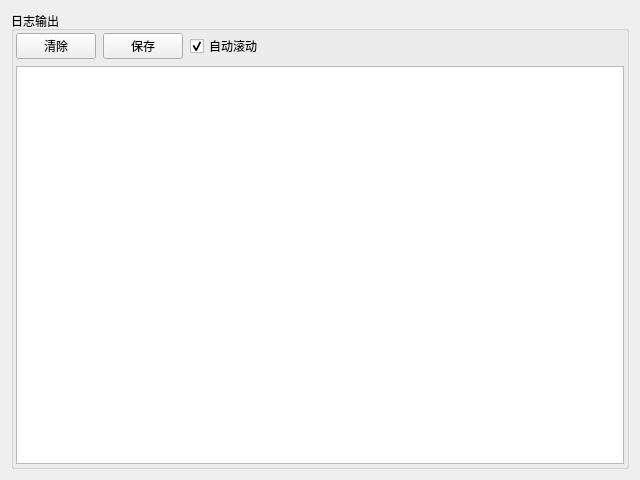
The window that ui/widgetlogger.ui (632-8nm/LightFieldLab) describes before a commit, drawn with Qt 5.
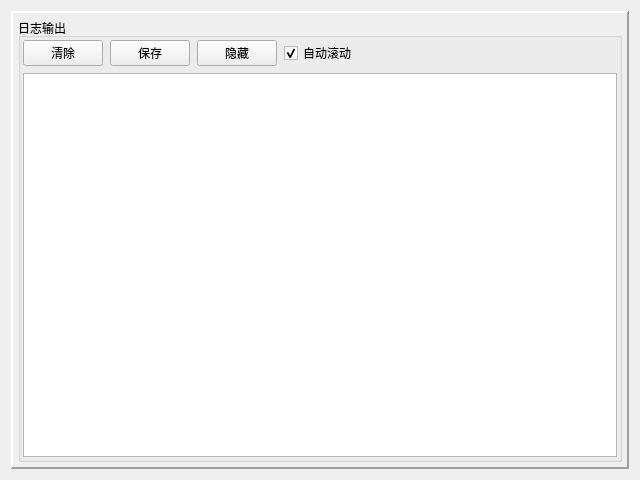
The same window after the commit.

Patch:
```diff
--- a/ui/widgetlogger.ui
+++ b/ui/widgetlogger.ui
@@ -20,10 +20,37 @@
    <string>Form</string>
   </property>
   <layout class="QVBoxLayout" name="verticalLayout">
+   <property name="sizeConstraint">
+    <enum>QLayout::SizeConstraint::SetMinimumSize</enum>
+   </property>
+   <item>
+    <widget class="QFrame" name="frame">
+     <property name="frameShape">
+      <enum>QFrame::Shape::Panel</enum>
+     </property>
+     <property name="frameShadow">
+      <enum>QFrame::Shadow::Raised</enum>
+     </property>
+     <property name="lineWidth">
+      <number>2</number>
+     </property>
+     <layout class="QHBoxLayout" name="horizontalLayout_2">
+      <property name="leftMargin">
+       <number>5</number>
+      </property>
+      <property name="topMargin">
+       <number>5</number>
+      </property>
+      <property name="rightMargin">
+       <number>5</number>
+      </property>
+      <property name="bottomMargin">
+       <number>5</number>
+      </property>
    <item>
     <widget class="QGroupBox" name="groupBox">
      <property name="sizePolicy">
-      <sizepolicy hsizetype="Expanding" vsizetype="Expanding">
+         <sizepolicy hsizetype="Minimum" vsizetype="Minimum">
        <horstretch>0</horstretch>
        <verstretch>0</verstretch>
       </sizepolicy>
@@ -48,7 +75,7 @@
        <number>2</number>
       </property>
       <item>
-       <layout class="QHBoxLayout" name="horizontalLayout" stretch="0,0,0,0">
+          <layout class="QHBoxLayout" name="horizontalLayout" stretch="0,0,0,0,0">
         <item>
          <widget class="QPushButton" name="btnClear">
           <property name="text">
@@ -63,6 +90,16 @@
           </property>
          </widget>
         </item>
+           <item>
+            <widget class="QPushButton" name="btnHide">
+             <property name="text">
+              <string>隐藏</string>
+             </property>
+             <property name="checkable">
+              <bool>true</bool>
+             </property>
+            </widget>
+           </item>
         <item>
          <widget class="QCheckBox" name="chkAutoScroll">
           <property name="text">
@@ -90,10 +127,16 @@
       </item>
       <item>
        <widget class="QTextEdit" name="textEdit">
+           <property name="sizePolicy">
+            <sizepolicy hsizetype="Minimum" vsizetype="Expanding">
+             <horstretch>0</horstretch>
+             <verstretch>0</verstretch>
+            </sizepolicy>
+           </property>
         <property name="minimumSize">
          <size>
           <width>0</width>
-          <height>100</height>
+             <height>200</height>
          </size>
         </property>
         <property name="font">
@@ -108,6 +151,9 @@
         <property name="textInteractionFlags">
          <set>Qt::TextInteractionFlag::TextBrowserInteraction</set>
         </property>
+          </widget>
+         </item>
+        </layout>
        </widget>
       </item>
      </layout>
```
Lines whose indentation alone changed are shown as unchanged.
